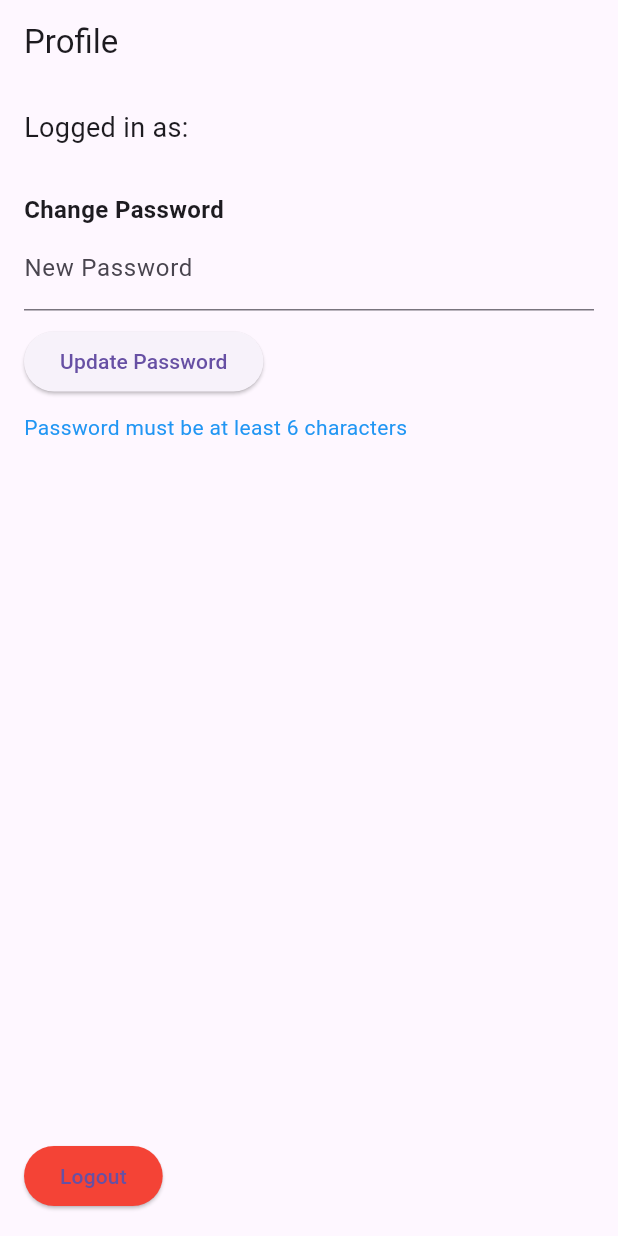
After one commit to RolenaW/authentication, a Flutter app: the ProfileScreen screen opened directly, after a tap on "Update Password", on a phone screen of 412 x 824 dp. The commit adds this screen. Run offline on Flutter 3.47's test engine with Material 3 defaults, Android fonts, the phone set to English and light mode, and no system bars; our stand-ins replace firebase_auth, firebase_core; accounts and stored records are empty.

Commit message:
login issue that needs to be resolved. looking at chnaged files

```diff
--- a/lib/screen/authen_screen.dart
+++ b/lib/screen/authen_screen.dart
@@ -1,5 +1,6 @@
 import 'package:flutter/material.dart';
 import '../service/authen_service.dart';
+import 'profile_screen.dart';
 
 class AuthenticationScreen extends StatefulWidget {
   const AuthenticationScreen({super.key});
--- /dev/null
+++ b/lib/screen/profile_screen.dart
@@ -0,0 +1,103 @@
+import 'package:flutter/material.dart';
+import '../service/authen_service.dart';
+import 'authen_screen.dart';
+
+class ProfileScreen extends StatefulWidget {
+  const ProfileScreen({super.key});
+
+  @override
+  State<ProfileScreen> createState() => _ProfileScreenState();
+}
+
+class _ProfileScreenState extends State<ProfileScreen> {
+  final AuthService _authService = AuthService();
+  final TextEditingController _newPasswordController = TextEditingController();
+
+  String message = '';
+
+  void _changePassword() async {
+    try {
+      if (_newPasswordController.text.length < 6) {
+        setState(() {
+          message = 'Password must be at least 6 characters';
+        });
+        return;
+      }
+
+      await _authService.changePassword(_newPasswordController.text.trim());
+
+      setState(() {
+        message = 'Password updated successfully';
+      });
+
+      _newPasswordController.clear();
+
+    } catch (e) {
+      setState(() {
+        message = e.toString();
+      });
+    }
+  }
+
+  void _logout() async {
+    await _authService.signOut();
+
+    Navigator.pushReplacement(
+      context,
+      MaterialPageRoute(builder: (_) => const AuthenticationScreen()),
+    );
+  }
+
+  @override
+  Widget build(BuildContext context) {
+    final user = _authService.currentUser;
+    return Scaffold(
+      appBar: AppBar(title: const Text('Profile')),
+      body: Padding(
+        padding: const EdgeInsets.all(16),
+        child: Column(
+          crossAxisAlignment: CrossAxisAlignment.start,
+          children: [
+            Text(
+              'Logged in as: ${user?.email ?? "No user"}',
+              style: const TextStyle(fontSize: 18),
+            ),
+
+            const SizedBox(height: 30),
+            const Text(
+              'Change Password',
+              style: TextStyle(fontSize: 16, fontWeight: FontWeight.bold),
+            ),
+
+            TextField(
+              controller: _newPasswordController,
+              obscureText: true,
+              decoration: const InputDecoration(
+                labelText: 'New Password',
+              ),
+            ),
+
+            const SizedBox(height: 10),
+            ElevatedButton(
+              onPressed: _changePassword,
+              child: const Text('Update Password'),
+            ),
+
+            const SizedBox(height: 10),
+            if (message.isNotEmpty)
+              Text(message, style: const TextStyle(color: Colors.blue)),
+
+            const Spacer(),
+            ElevatedButton(
+              onPressed: _logout,
+              style: ElevatedButton.styleFrom(
+                backgroundColor: Colors.red,
+              ),
+              child: const Text('Logout'),
+            ),
+          ],
+        ),
+      ),
+    );
+  }
+}
```
Also changed, not shown: 4 other files.
